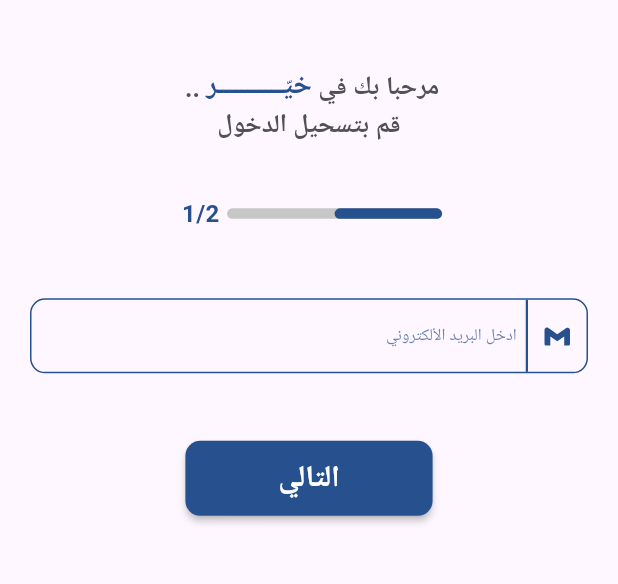
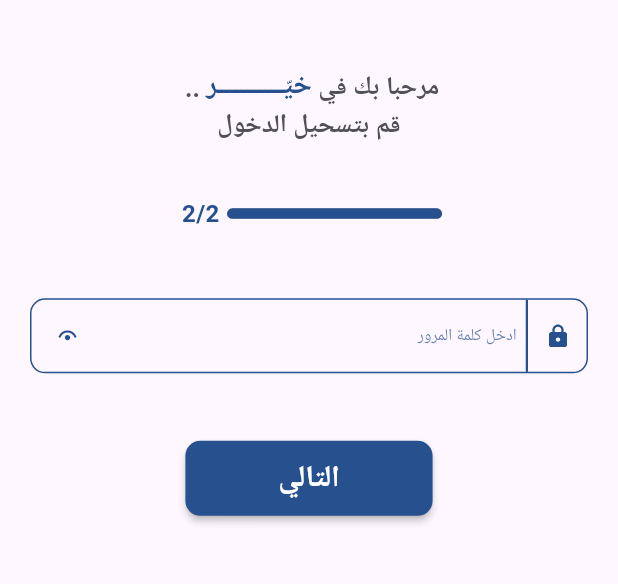
Before and after one commit to ZiadElsaadany/Graduation-Project-Flutter, a Flutter app: the screen it shows after launch, after a tap on "التالي", on a phone screen of 412 x 824 dp, the part 246-830 px from its top. Run offline on Flutter 3.47's test engine with Material 3 defaults, Android fonts, the phone set to English and light mode, and no system bars; drawn by our look-alikes of flutter_animate; our stand-ins replace flutter_bloc, flutter_screenutil, flutter_svg, go_router, google_fonts; Roboto replaces fonts that are missing (Almarai).

Commit message:
switch between email or password done

```diff
--- a/lib/core/utls/images.dart
+++ b/lib/core/utls/images.dart
@@ -4,6 +4,7 @@ abstract class AppImages {
   static const String visibleEye ="assets/icons/visible_eye.svg";
   static const String notVisibleEye ="assets/icons/not_visible_eye.svg";
   static const String emailIcon ="assets/icons/email_icon.svg";
+  static const String passwordIcon ="assets/icons/password_icon.svg";
 
 
 }
--- a/lib/core/utls/text.dart
+++ b/lib/core/utls/text.dart
@@ -5,6 +5,7 @@ abstract class AppText {
   static const String  appName= "خيّـــــــــــر";
   static const String  enterToLogin= "قم بتسحيل الدخول";
   static const String  enterYourEmail= "ادخل البريد الألكتروني";
+  static const String  enterYourPassword= "ادخل كلمة المرور";
   static const String  next= "التالي";
 
 
--- a/lib/features/auth/presentation/view/widgets/button.dart
+++ b/lib/features/auth/presentation/view/widgets/button.dart
@@ -5,16 +5,17 @@ import 'package:flutter/material.dart';
 class CustomButton extends StatelessWidget {
    CustomButton({Key? key, required this.txt ,
 
-   this.color
+   this.color, this.onPressed
    }) : super(key: key);
 
+   final void Function()? onPressed;
   final String txt;
   Color ?color;
   @override
   Widget build(BuildContext context) {
     return SizedBox(
       width: MediaQuery.of(context).size.width*0.4,
-      child: MaterialButton(onPressed: ( ) { },
+      child: MaterialButton(onPressed:onPressed,
         shape: RoundedRectangleBorder(
             borderRadius: BorderRadius.circular(10)
         ),
--- /dev/null
+++ b/lib/features/auth/presentation/view/widgets/email_or_pasword_login.dart
@@ -0,0 +1,52 @@
+import 'package:aoun_tu/features/auth/presentation/view_model/login/login_states.dart';
+import 'package:flutter/material.dart';
+import 'package:flutter_bloc/flutter_bloc.dart';
+import 'package:flutter_svg/svg.dart';
+
+import '../../../../../core/utls/images.dart';
+import '../../../../../core/utls/text.dart';
+import '../../view_model/login/login_cubit.dart';
+import 'field.dart';
+
+class PasswordOrEmailFields extends StatelessWidget {
+  const PasswordOrEmailFields(
+      {Key? key, required this.emailController, required this.passController})
+      : super(key: key);
+
+  final TextEditingController emailController;
+  final TextEditingController passController;
+  @override
+  Widget build(BuildContext context) {
+    var cubit = BlocProvider.of<LoginCubit>(context);
+
+    return BlocBuilder<LoginCubit, LoginStates>(
+        builder: (c, state) {
+      return cubit.progressCounter == 1
+          ? SliverToBoxAdapter(
+              child: CustomTextFormField(
+                iconImage: AppImages.emailIcon,
+                hintText: AppText.enterYourEmail,
+                textEditingController: emailController,
+              ),
+            )
+          : SliverToBoxAdapter(
+              child: CustomTextFormField(
+                iconImage: AppImages.passwordIcon,
+
+                secure: true,
+                obscureText: cubit.secure,
+                secureWidget: IconButton(
+                  icon: SvgPicture.asset(cubit.secure
+                      ? AppImages.visibleEye
+                      : AppImages.notVisibleEye),
+                  onPressed: () {
+                    cubit.changeSecureLogin();
+                  },
+                ),
+                hintText: AppText.enterYourPassword,
+                textEditingController: passController,
+              ),
+            );
+    });
+  }
+}
--- a/lib/features/auth/presentation/view/widgets/field.dart
+++ b/lib/features/auth/presentation/view/widgets/field.dart
@@ -1,22 +1,27 @@
 import 'package:aoun_tu/core/utls/colors.dart';
-import 'package:aoun_tu/core/utls/images.dart';
 import 'package:aoun_tu/core/utls/styles.dart';
 
 import 'package:flutter/material.dart';
 import 'package:flutter_svg/flutter_svg.dart';
 
 class CustomTextFormField extends StatelessWidget {
-    const CustomTextFormField(
+     CustomTextFormField(
+
+
        {Key? key, required this.hintText,  this.secure = false, this.onChanged, this.validator, required this.textEditingController,  this.secureWidget
+
+     ,this.obscureText, required this.iconImage
        }) : super(key: key);
 
   final String hintText;
    final bool secure;
+   bool ?  obscureText;
    final Widget? secureWidget ; // if secure  = true
   final String? Function(String?)? validator;
   final TextEditingController textEditingController;
     final void Function(String)? onChanged;
 
+    final String iconImage;
   @override
   Widget build(BuildContext context) {
     return Container(
@@ -31,7 +36,7 @@ class CustomTextFormField extends StatelessWidget {
         children: [
           const SizedBox(width: 6,),
 
-       SvgPicture.asset(AppImages.emailIcon),
+       SvgPicture.asset(iconImage),
           const SizedBox(width: 6,),
           Container(
             height: 50,
@@ -48,8 +53,9 @@ class CustomTextFormField extends StatelessWidget {
               validator: validator,
 
 
+obscureText: obscureText??false,
+              decoration: InputDecoration(
 
-              decoration: InputDecoration(
 
                   contentPadding:  const EdgeInsets.symmetric(
                       vertical: 10,
--- a/lib/features/auth/presentation/view/widgets/login_body.dart
+++ b/lib/features/auth/presentation/view/widgets/login_body.dart
@@ -1,11 +1,14 @@
 import 'package:aoun_tu/core/utls/colors.dart';
 import 'package:aoun_tu/core/utls/text.dart';
 import 'package:aoun_tu/features/auth/presentation/view/widgets/button.dart';
-import 'package:aoun_tu/features/auth/presentation/view/widgets/field.dart';
 import 'package:aoun_tu/features/auth/presentation/view/widgets/logo_widget.dart';
 import 'package:aoun_tu/features/auth/presentation/view/widgets/progress_widget.dart';
 import 'package:aoun_tu/features/auth/presentation/view/widgets/welcome_widget.dart';
+import 'package:aoun_tu/features/auth/presentation/view_model/login/login_cubit.dart';
 import 'package:flutter/material.dart';
+import 'package:flutter_bloc/flutter_bloc.dart';
+
+import 'email_or_pasword_login.dart';
 
 class LoginBody extends StatefulWidget {
   const LoginBody({Key? key}) : super(key: key);
@@ -16,9 +19,11 @@ class LoginBody extends StatefulWidget {
 
 class _LoginBodyState extends State<LoginBody> {
   final TextEditingController emailController= TextEditingController();
+  final TextEditingController passController= TextEditingController();
 
   @override
   Widget build(BuildContext context) {
+    var cubit  = BlocProvider.of<LoginCubit>(context);
     return  Padding(
       padding: const EdgeInsets.symmetric(
           horizontal: 20.0),
@@ -45,12 +50,8 @@ class _LoginBodyState extends State<LoginBody> {
           const SliverPadding(padding: EdgeInsets.only(
              bottom: 45
          )),
-         SliverToBoxAdapter(
-           child: CustomTextFormField(
-             hintText: AppText.enterYourEmail,
-             textEditingController:emailController ,
-           ),
-         ),
+
+        PasswordOrEmailFields(emailController: emailController, passController: passController) ,
           const SliverPadding(padding: EdgeInsets.only(
              bottom: 45
          )),
@@ -60,6 +61,10 @@ class _LoginBodyState extends State<LoginBody> {
              mainAxisAlignment: MainAxisAlignment.center,
              children: [
                CustomButton(
+
+                 onPressed: (  )  {
+                   cubit.plusProgressCounter();
+                 },
                  color:AppColors.mainColor ,
                  txt: AppText.next,
                ),
@@ -67,6 +72,7 @@ class _LoginBodyState extends State<LoginBody> {
            ),
          ),
 
+
        ],
       ),
     );
--- a/lib/features/auth/presentation/view_model/login/login_cubit.dart
+++ b/lib/features/auth/presentation/view_model/login/login_cubit.dart
@@ -18,6 +18,12 @@ class LoginCubit extends Cubit<LoginStates> {
     emit(PlusProgressState( ));
   }
 
+  bool secure =  true;
+  changeSecureLogin(   ) {
+    secure =!secure;
+    emit(ChangeSecureLoginState());
+  }
+
 
 
 }
--- a/lib/features/auth/presentation/view_model/login/login_states.dart
+++ b/lib/features/auth/presentation/view_model/login/login_states.dart
@@ -1,4 +1,5 @@
 abstract class LoginStates{ }
 class LoginInitial extends LoginStates{ }
 class ChangeProgress extends LoginStates{ }
+class ChangeSecureLoginState extends LoginStates{ }
 class PlusProgressState extends LoginStates{ }
```
Also changed, not shown: assets/icons/password_icon.svg (added), lib/features/auth/presentation/view/widgets/havent_account_row_widget.dart (added).
